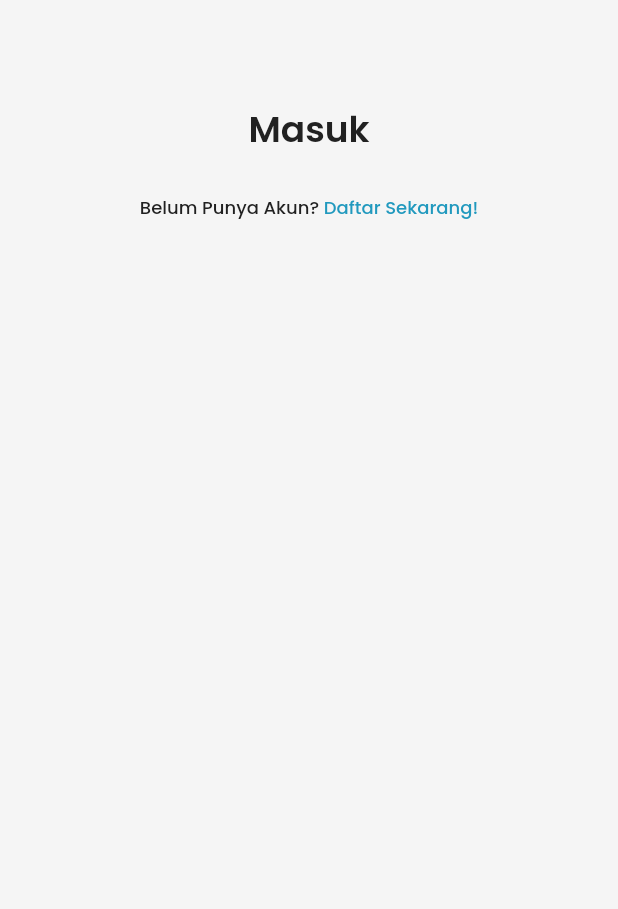
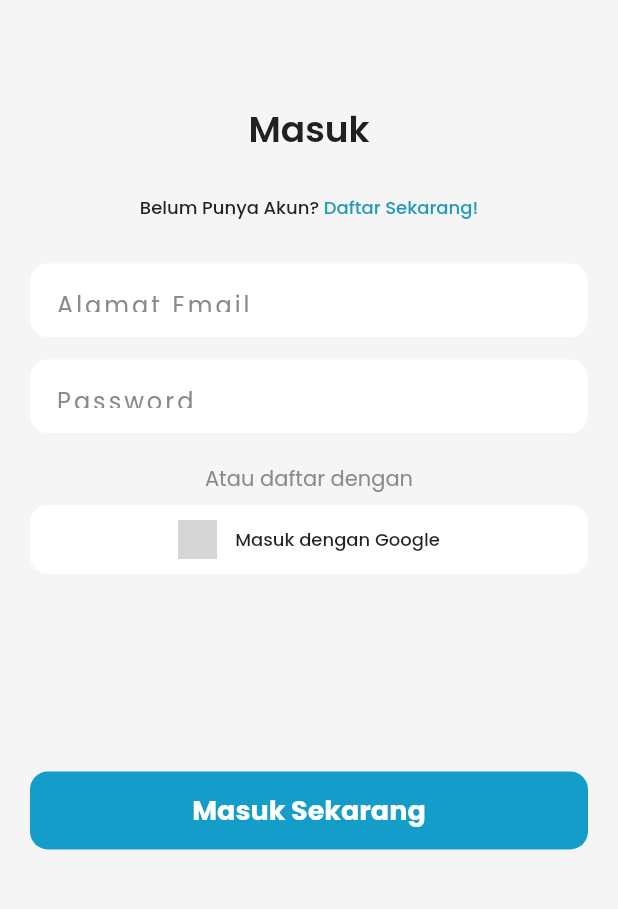
Before and after one commit to anugrahsputra/kantin_online, a Flutter app: the screen it shows after launch, on a phone screen of 412 x 824 dp, the part 128-1037 px from its top. Run offline on Flutter 3.47's test engine with Material 2 defaults, Android fonts, the phone set to English and light mode, and no system bars; our stand-ins replace google_fonts; grey boxes are pictures that could not be loaded.

Commit message:
modified sign in screen

```diff
--- a/lib/screens/sign_in_screeen.dart
+++ b/lib/screens/sign_in_screeen.dart
@@ -7,12 +7,18 @@ class SignIn extends StatelessWidget {
 
   @override
   Widget build(BuildContext context) {
+    var height = MediaQuery.of(context).size.height;
     return Scaffold(
       backgroundColor: backgroundColor,
       body: ListView(
         children: [
           logo(),
           header(context),
+          emailInput(),
+          passwordInput(),
+          googleSignIn(),
+          SizedBox(height: height * 0.11),
+          signInButton(context),
         ],
       ),
     );
@@ -76,4 +82,139 @@ class SignIn extends StatelessWidget {
       ),
     );
   }
+
+  Widget emailInput() {
+    return Container(
+      margin: const EdgeInsets.only(
+        left: defaultMargin1,
+        right: defaultMargin1,
+        top: 28,
+      ),
+      padding: const EdgeInsets.symmetric(horizontal: 17, vertical: 16),
+      height: 49,
+      decoration: BoxDecoration(
+        color: Colors.white,
+        borderRadius: BorderRadius.circular(12),
+      ),
+      child: TextFormField(
+        decoration: InputDecoration.collapsed(
+          hintText: 'Alamat Email',
+          hintStyle: primaryText.copyWith(
+            color: const Color(0xff8A8A8A),
+            letterSpacing: 2,
+          ),
+        ),
+      ),
+    );
+  }
+
+  Widget passwordInput() {
+    return Container(
+      margin: const EdgeInsets.only(
+        left: defaultMargin1,
+        right: defaultMargin1,
+        top: 15,
+      ),
+      padding: const EdgeInsets.symmetric(horizontal: 17, vertical: 16),
+      height: 49,
+      decoration: BoxDecoration(
+        color: Colors.white,
+        borderRadius: BorderRadius.circular(12),
+      ),
+      child: TextFormField(
+        obscureText: true,
+        decoration: InputDecoration.collapsed(
+          hintText: 'Password',
+          hintStyle: primaryText.copyWith(
+            color: const Color(0xff8A8A8A),
+            letterSpacing: 2,
+          ),
+        ),
+      ),
+    );
+  }
+
+  Widget googleSignIn() {
+    return Container(
+      margin: const EdgeInsets.only(
+        top: defaultMargin1,
+      ),
+      alignment: Alignment.center,
+      child: Column(
+        children: [
+          Text(
+            'Atau daftar dengan',
+            style: primaryText.copyWith(
+              color: const Color(0xff8A8A8A),
+            ),
+          ),
+          GestureDetector(
+            onTap: () {},
+            child: Container(
+              margin: const EdgeInsets.only(
+                top: 7,
+                left: defaultMargin1,
+                right: defaultMargin1,
+              ),
+              height: 46,
+              padding: const EdgeInsets.symmetric(horizontal: defaultPadding1),
+              decoration: BoxDecoration(
+                color: Colors.white,
+                borderRadius: BorderRadius.circular(12),
+              ),
+              child: Row(
+                mainAxisAlignment: MainAxisAlignment.center,
+                mainAxisSize: MainAxisSize.max,
+                children: [
+                  Image.asset(
+                    'assets/icons/google_logo_color.png',
+                    height: 26,
+                  ),
+                  const SizedBox(
+                    width: 12,
+                  ),
+                  Text(
+                    'Masuk dengan Google',
+                    style: primaryText.copyWith(
+                      fontWeight: medium,
+                      fontSize: 12,
+                    ),
+                  ),
+                ],
+              ),
+            ),
+          ),
+        ],
+      ),
+    );
+  }
+
+  Widget signInButton(context) {
+    return Container(
+      height: 52,
+      width: double.infinity,
+      margin: const EdgeInsets.only(
+        top: 41,
+        left: defaultMargin1,
+        right: defaultMargin1,
+      ),
+      child: TextButton(
+        onPressed: () {},
+        style: TextButton.styleFrom(
+          backgroundColor: blueColor2,
+          shape: RoundedRectangleBorder(
+            borderRadius: BorderRadius.circular(12),
+          ),
+        ),
+        child: Text(
+          'Masuk Sekarang',
+          style: primaryText.copyWith(
+            color: Colors.white,
+            fontSize: 18,
+            fontWeight: bold,
+          ),
+        ),
+      ),
+    );
+  }
 }
```
